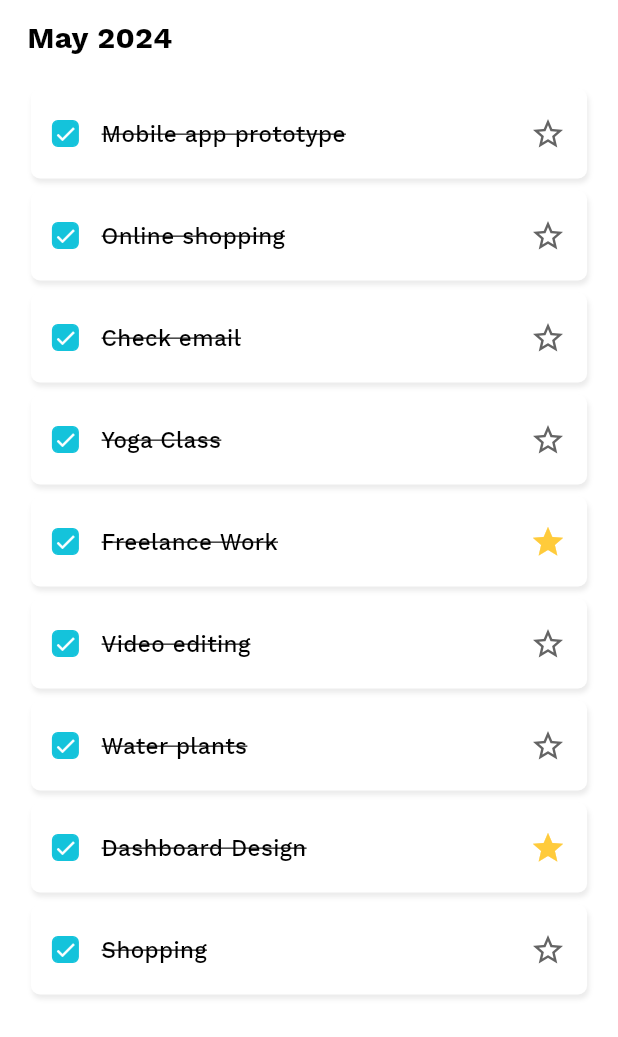
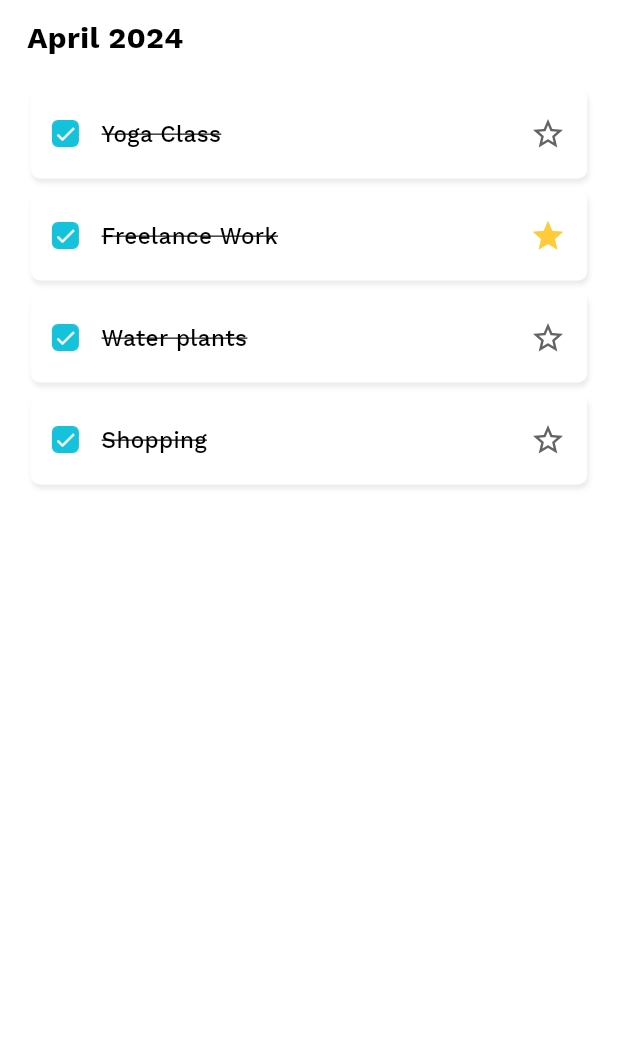
Before and after one commit to kingcollins17/todo_app, a Flutter app: the CompletedTodosPage widget shown alone on an empty page, opened directly, on a phone screen of 412 x 824 dp. Shown: the top 1037 px of the screen. Run offline on Flutter 3.47's test engine with Material 3 defaults, Android fonts, the phone set to English and light mode, and no system bars; our stand-ins replace flutter_redux, flutter_svg, redux; missing offline and left inert: redux_persist.

Commit message:
Todo App (kodecamp test) 01

```diff
--- a/lib/add_todo/add_todo_page.dart
+++ b/lib/add_todo/add_todo_page.dart
@@ -21,7 +21,7 @@ class _AddTodoPageState extends State<AddTodoPage> {
   int deadline = 2;
   @override
   Widget build(BuildContext context) {
-    var style = TextStyle(fontSize: 16, fontWeight: FontWeight.bold);
+    var style = TextStyle(fontSize: 16, fontWeight: FontWeight.w500);
     return StoreConnector<TodoState, TodoViewModel>(
         converter: (store) => TodoViewModel(store),
         builder: (context, vm) {
@@ -56,14 +56,14 @@ class _AddTodoPageState extends State<AddTodoPage> {
                                     isDense: true,
                                   ),
                                 ),
-                                spacer(y: 15),
+                                spacer(y: 25),
                                 Text(
                                   'Select category',
                                   style: style,
                                 ).align(Alignment.centerLeft),
                                 spacer(y: 6),
                                 _categories,
-                                spacer(y: 15),
+                                spacer(y: 25),
                                 Text('Deadline in?', style: style)
                                     .align(Alignment.centerLeft),
                                 DropdownButtonFormField<int>(
--- a/lib/models/todo_item.dart
+++ b/lib/models/todo_item.dart
@@ -69,8 +69,13 @@ final mock = [
       todo: 'Online shopping', isCompleted: true, category: categories[1]),
   TodoItemData(todo: 'UX Design', category: categories[1]),
   TodoItemData(
+      todo: 'Water plants', isCompleted: true, category: categories.last),
+  TodoItemData(
       todo: 'Apply for a job', isFavorite: true, category: categories[1]),
-  TodoItemData(todo: 'Read article', category: categories.last),
+  TodoItemData(todo: 'Read article', category: categories.last)
+];
+
+final mockCompleted = [
   TodoItemData(todo: 'Check email', isCompleted: true)
     ..date = DateTime.now().subtract(const Duration(days: days)),
   TodoItemData(todo: 'Yoga Class', isCompleted: true)
@@ -80,9 +85,6 @@ final mock = [
   TodoItemData(
       todo: 'Video editing', isCompleted: true, category: categories[1])
     ..date = DateTime.now().subtract(const Duration(days: days * 2)),
-  TodoItemData(
-      todo: 'Water plants', isCompleted: true, category: categories.last)
-    ..date = DateTime.now().subtract(const Duration(days: days * 2)),
   TodoItemData(todo: 'Dashboard Design', isFavorite: true)
     ..date = DateTime.now().subtract(const Duration(days: days * 3)),
   TodoItemData(todo: 'Shopping')
--- a/lib/store/todo.state.dart
+++ b/lib/store/todo.state.dart
@@ -1,8 +1,10 @@
 import 'package:flutter/material.dart';
 import 'package:todo_app/models/models.dart';
+import 'package:todo_app/todo/sub_pages/complete_todos_page.dart';
 
 class TodoState {
   List<TodoItemData> todos = mock;
+  List<TodoItemData> completedTodos = mockData;
   String? notification;
   TodoState();
   factory TodoState.initial() => TodoState();
--- a/lib/todo/sub_pages/complete_todos_page.dart
+++ b/lib/todo/sub_pages/complete_todos_page.dart
@@ -27,9 +27,7 @@ class _CompletedTodosPageState extends State<CompletedTodosPage> {
               child: SingleChildScrollView(
                 padding: EdgeInsets.symmetric(horizontal: 18, vertical: 6),
                 child: Builder(builder: (context) {
-                  final histories = historify(vm.state.todos
-                      .where((element) => element.dateCompleted != null)
-                      .toList());
+                  final histories = historify(vm.state.completedTodos);
                   final children = histories.map((e) => history(e.$1, e.$2));
                   return Column(
                     children: children
@@ -76,25 +74,27 @@ String month(int index) => [
     ][index - 1];
 
 List<(DateTime, List<TodoItemData>)> historify(List<TodoItemData> todos) {
+  if (todos.isEmpty) return [];
   final result = <DateTime, List<TodoItemData>>{};
+
   var current = todos.first.dateCompleted!;
   result[current] = <TodoItemData>[todos.first];
   var tempBuffer = <TodoItemData>[];
+
   for (var i = 1; i < todos.length; i++) {
-    final tempDate = todos[i].dateCompleted!;
+    // final tempDate = todos[i].dateCompleted!;
+    result[current]?.add(todos[i]);
 
-    if (tempDate.month != current.month && tempDate.year != current.year) {
-      current = tempDate;
-      tempBuffer = result[current] ?? []; //get associated list
-      tempBuffer.add(todos[i]); //add to the list
-      result[current] = tempBuffer; //store back the list
+    // if (tempDate.month != current.month && tempDate.year != current.year) {
+    //   current = tempDate;
+    //   tempBuffer = result[current] ?? []; //get associated list
+    //   tempBuffer.add(todos[i]); //add to the list
+    //   result[current] = tempBuffer; //store back the list
 
-      //
-      tempBuffer = []; //reset tempBuffer
-    } else {
-      //if they are of the same month
-      result[current]?.add(todos[i]); //simply add to the associated list
-    }
+    // } else {
+    //   //if they are of the same month
+    //    //simply add to the associated list
+    // }
   }
 
   final res = <(DateTime, List<TodoItemData>)>[];
@@ -106,18 +106,18 @@ List<(DateTime, List<TodoItemData>)> historify(List<TodoItemData> todos) {
 
 const days = 32;
 final mockData = [
-  TodoItemData(todo: 'Check email')
-    ..date = DateTime.now().subtract(Duration(days: days)),
+  // TodoItemData(todo: 'Check email')
+  //   ..date = DateTime.now().subtract(Duration(days: days)),
   TodoItemData(todo: 'Yoga Class')
     ..date = DateTime.now().subtract(Duration(days: days)),
   TodoItemData(todo: 'Freelance Work', isFavorite: true)
     ..date = DateTime.now().subtract(Duration(days: days * 2)),
-  TodoItemData(todo: 'Video editing')
-    ..date = DateTime.now().subtract(Duration(days: days * 2)),
+  // TodoItemData(todo: 'Video editing')
+  //   ..date = DateTime.now().subtract(Duration(days: days * 2)),
   TodoItemData(todo: 'Water plants')
     ..date = DateTime.now().subtract(Duration(days: days * 2)),
-  TodoItemData(todo: 'Dashboard Design', isFavorite: true)
-    ..date = DateTime.now().subtract(Duration(days: days * 3)),
+  // TodoItemData(todo: 'Dashboard Design', isFavorite: true)
+  //   ..date = DateTime.now().subtract(Duration(days: days * 3)),
   TodoItemData(todo: 'Shopping')
     ..date = DateTime.now().subtract(Duration(days: days * 3)),
 ];
--- a/lib/todo/sub_pages/todo_list.dart
+++ b/lib/todo/sub_pages/todo_list.dart
@@ -36,8 +36,10 @@ class _TodoListPageState extends State<TodoListPage> {
                             EdgeInsets.symmetric(horizontal: 20, vertical: 12),
                         child: Column(
                           children: [
-                            SizedBox(
-                              height: constraints.maxHeight * 0.5,
+                            ConstrainedBox(
+                              constraints: BoxConstraints(
+                                maxHeight: constraints.maxHeight * 0.5,
+                              ),
                               child: categoryCards(vm),
                             ),
                             spacer(y: 15),
```
Also changed, not shown: lib/store/todo.reducer.dart (+6 -3 lines), lib/todo/sub_pages/planning_page.dart (+18 -3 lines).
